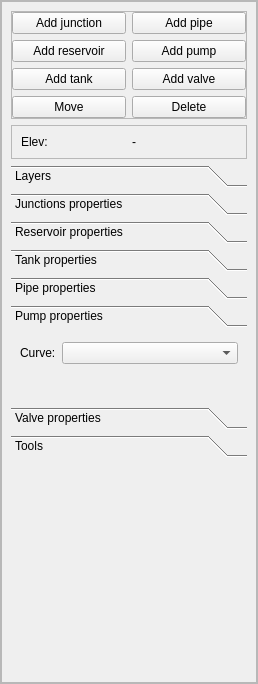
aecforge/QEPANET, file qepanet_dockwidget.ui: the form before one commit.
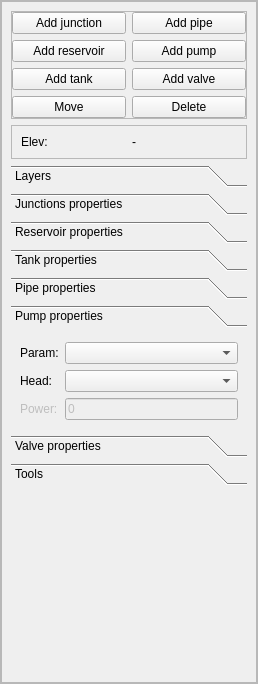
The form after the commit. The open tabs and pages were chosen to show the change.

Commit message: - Fixed some issues when loading layers - Fixed some issues in Delete tool - Pumps: updated attribute handling in GUI (table attributes changes)

Diff of the .ui file:
```diff
--- a/qepanet_dockwidget.ui
+++ b/qepanet_dockwidget.ui
@@ -738,24 +738,57 @@
               <property name="geometry">
                <rect>
                 <x>0</x>
-                <y>0</y>
-                <width>126</width>
-                <height>38</height>
+                <y>-20</y>
+                <width>219</width>
+                <height>96</height>
                </rect>
               </property>
               <attribute name="label">
                <string>Pump properties</string>
               </attribute>
               <layout class="QFormLayout" name="formLayout">
+               <property name="fieldGrowthPolicy">
+                <enum>QFormLayout::AllNonFixedFieldsGrow</enum>
+               </property>
                <item row="0" column="0">
                 <widget class="QLabel" name="lbl_pump_curve">
                  <property name="text">
-                  <string>Curve:</string>
+                  <string>Param:</string>
                  </property>
                 </widget>
                </item>
                <item row="0" column="1">
-                <widget class="QComboBox" name="cbo_pump_curve"/>
+                <widget class="QComboBox" name="cbo_pump_param"/>
+               </item>
+               <item row="2" column="0">
+                <widget class="QLabel" name="lbl_pump_power">
+                 <property name="enabled">
+                  <bool>false</bool>
+                 </property>
+                 <property name="text">
+                  <string>Power:</string>
+                 </property>
+                </widget>
+               </item>
+               <item row="2" column="1">
+                <widget class="QLineEdit" name="txt_pump_power">
+                 <property name="enabled">
+                  <bool>false</bool>
+                 </property>
+                 <property name="text">
+                  <string>0</string>
+                 </property>
+                </widget>
+               </item>
+               <item row="1" column="0">
+                <widget class="QLabel" name="lbl_pump_head">
+                 <property name="text">
+                  <string>Head:</string>
+                 </property>
+                </widget>
+               </item>
+               <item row="1" column="1">
+                <widget class="QComboBox" name="cbo_pump_head"/>
                </item>
               </layout>
              </widget>
```
Left out of the diff: 24 changed lines with no effect on the pictures. The commit also changes 9 other files.
